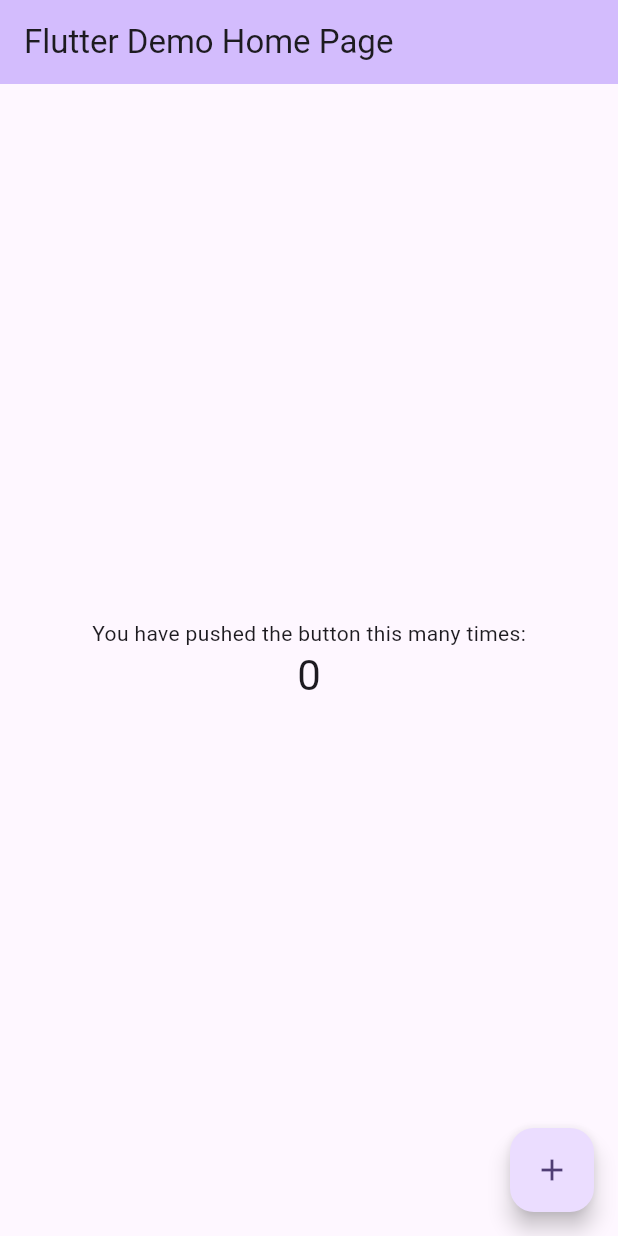
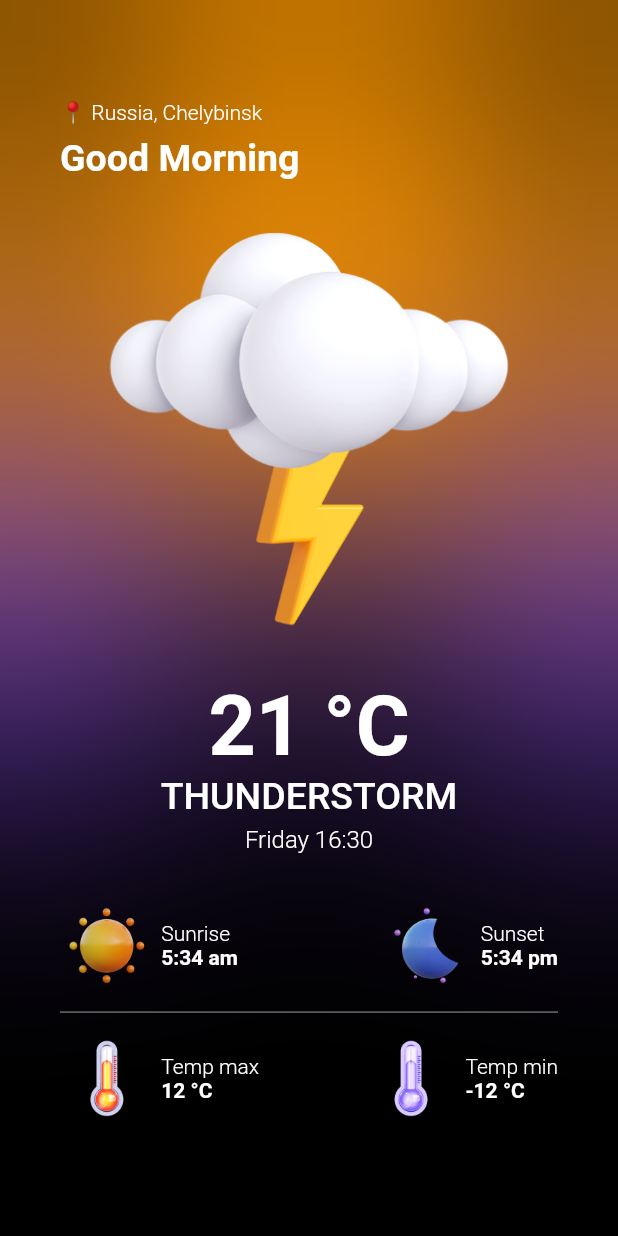
Before and after one commit to lisisisan/flutter_weather_bloc_app, a Flutter app: the screen it shows after launch, on a phone screen of 412 x 824 dp. Run offline on Flutter 3.47's test engine with Material 2 defaults, Android fonts, the phone set to English and light mode, and no system bars; our stand-ins replace bloc, equatable.

Commit message:
feat: home screen widget style

```diff
--- /dev/null
+++ b/lib/bloc/weather_bloc_bloc.dart
@@ -0,0 +1,13 @@
+import 'package:bloc/bloc.dart';
+import 'package:equatable/equatable.dart';
+
+part 'weather_bloc_event.dart';
+part 'weather_bloc_state.dart';
+
+class WeatherBlocBloc extends Bloc<WeatherBlocEvent, WeatherBlocState> {
+  WeatherBlocBloc() : super(WeatherBlocInitial()) {
+    on<WeatherBlocEvent>((event, emit) {
+      // TODO: implement event handler
+    });
+  }
+}
--- /dev/null
+++ b/lib/bloc/weather_bloc_event.dart
@@ -0,0 +1,8 @@
+part of 'weather_bloc_bloc.dart';
+
+sealed class WeatherBlocEvent extends Equatable {
+  const WeatherBlocEvent();
+
+  @override
+  List<Object> get props => [];
+}
--- /dev/null
+++ b/lib/bloc/weather_bloc_state.dart
@@ -0,0 +1,10 @@
+part of 'weather_bloc_bloc.dart';
+
+sealed class WeatherBlocState extends Equatable {
+  const WeatherBlocState();
+
+  @override
+  List<Object> get props => [];
+}
+
+final class WeatherBlocInitial extends WeatherBlocState {}
--- a/lib/main.dart
+++ b/lib/main.dart
@@ -1,4 +1,5 @@
 import 'package:flutter/material.dart';
+import 'package:weather_blocr_app/screens/home_screen.dart';
 
 void main() {
   runApp(const MyApp());
@@ -7,104 +8,11 @@ void main() {
 class MyApp extends StatelessWidget {
   const MyApp({super.key});
 
-  // This widget is the root of your application.
   @override
   Widget build(BuildContext context) {
-    return MaterialApp(
-      title: 'Flutter Demo',
-      theme: ThemeData(
-        colorScheme: ColorScheme.fromSeed(seedColor: Colors.deepPurple),
-        useMaterial3: true,
-      ),
-      home: const MyHomePage(title: 'Flutter Demo Home Page'),
+    return const MaterialApp(
+      debugShowCheckedModeBanner: false,
+      home: HomeScreen(),
     );
   }
 }
-
-class MyHomePage extends StatefulWidget {
-  const MyHomePage({super.key, required this.title});
-
-  // This widget is the home page of your application. It is stateful, meaning
-  // that it has a State object (defined below) that contains fields that affect
-  // how it looks.
-
-  // This class is the configuration for the state. It holds the values (in this
-  // case the title) provided by the parent (in this case the App widget) and
-  // used by the build method of the State. Fields in a Widget subclass are
-  // always marked "final".
-
-  final String title;
-
-  @override
-  State<MyHomePage> createState() => _MyHomePageState();
-}
-
-class _MyHomePageState extends State<MyHomePage> {
-  int _counter = 0;
-
-  void _incrementCounter() {
-    setState(() {
-      // This call to setState tells the Flutter framework that something has
-      // changed in this State, which causes it to rerun the build method below
-      // so that the display can reflect the updated values. If we changed
-      // _counter without calling setState(), then the build method would not be
-      // called again, and so nothing would appear to happen.
-      _counter++;
-    });
-  }
-
-  @override
-  Widget build(BuildContext context) {
-    // This method is rerun every time setState is called, for instance as done
-    // by the _incrementCounter method above.
-    //
-    // The Flutter framework has been optimized to make rerunning build methods
-    // fast, so that you can just rebuild anything that needs updating rather
-    // than having to individually change instances of widgets.
-    return Scaffold(
-      appBar: AppBar(
-        // TRY THIS: Try changing the color here to a specific color (to
-        // Colors.amber, perhaps?) and trigger a hot reload to see the AppBar
-        // change color while the other colors stay the same.
-        backgroundColor: Theme.of(context).colorScheme.inversePrimary,
-        // Here we take the value from the MyHomePage object that was created by
-        // the App.build method, and use it to set our appbar title.
-        title: Text(widget.title),
-      ),
-      body: Center(
-        // Center is a layout widget. It takes a single child and positions it
-        // in the middle of the parent.
-        child: Column(
-          // Column is also a layout widget. It takes a list of children and
-          // arranges them vertically. By default, it sizes itself to fit its
-          // children horizontally, and tries to be as tall as its parent.
-          //
-          // Column has various properties to control how it sizes itself and
-          // how it positions its children. Here we use mainAxisAlignment to
-          // center the children vertically; the main axis here is the vertical
-          // axis because Columns are vertical (the cross axis would be
-          // horizontal).
-          //
-          // TRY THIS: Invoke "debug painting" (choose the "Toggle Debug Paint"
-          // action in the IDE, or press "p" in the console), to see the
-          // wireframe for each widget.
-          mainAxisAlignment: MainAxisAlignment.center,
-          children: <Widget>[
-            const Text(
-              'You have pushed the button this many times:',
-            ),
-            Text(
-              '$_counter',
-              style: Theme.of(context).textTheme.headlineMedium,
-            ),
-          ],
-        ),
-      ),
-      floatingActionButton: FloatingActionButton(
-        onPressed: _incrementCounter,
-        tooltip: 'Increment',
-        child: const Icon(Icons.add),
-      ), // This trailing comma makes auto-formatting nicer for build methods.
-    );
-  }
-}
--- /dev/null
+++ b/lib/screens/home_screen.dart
@@ -0,0 +1,236 @@
+import 'dart:math';
+import 'dart:ui';
+
+import 'package:flutter/material.dart';
+import 'package:flutter/services.dart';
+
+class HomeScreen extends StatelessWidget {
+  const HomeScreen({super.key});
+
+  @override
+  Widget build(BuildContext context) {
+    return Scaffold(
+      backgroundColor: Colors.black,
+      extendBodyBehindAppBar: true,
+      appBar: AppBar(
+        backgroundColor: Colors.transparent,
+        elevation: 0,
+        systemOverlayStyle:
+            const SystemUiOverlayStyle(statusBarBrightness: Brightness.dark),
+      ),
+      body: Padding(
+        padding: const EdgeInsets.fromLTRB(40, 1.2 * kToolbarHeight, 40, 20),
+        child: SizedBox(
+          height: MediaQuery.of(context).size.height,
+          child: Stack(
+            children: [
+              Align(
+                alignment: const AlignmentDirectional(12, -0.3),
+                child: Container(
+                  height: 300,
+                  width: 300,
+                  decoration: const BoxDecoration(
+                      shape: BoxShape.circle, color: Colors.deepPurple),
+                ),
+              ),
+              Align(
+                alignment: const AlignmentDirectional(-12, -0.3),
+                child: Container(
+                  height: 300,
+                  width: 300,
+                  decoration: const BoxDecoration(
+                      shape: BoxShape.circle, color: Colors.deepPurple),
+                ),
+              ),
+              Align(
+                alignment: const AlignmentDirectional(0, -1.2),
+                child: Container(
+                  height: 300,
+                  width: 600,
+                  decoration: const BoxDecoration(color: Colors.orange),
+                ),
+              ),
+              BackdropFilter(
+                filter: ImageFilter.blur(sigmaX: 100.0, sigmaY: 100.0),
+                child: Container(
+                  color: Colors.transparent,
+                ),
+              ),
+              SizedBox(
+                width: MediaQuery.of(context).size.width,
+                height: MediaQuery.of(context).size.height,
+                child: Column(
+                  crossAxisAlignment: CrossAxisAlignment.start,
+                  children: [
+                    const Text(
+                      '📍 Russia, Chelybinsk',
+                      style: TextStyle(
+                          fontWeight: FontWeight.w300, color: Colors.white),
+                    ),
+                    const SizedBox(height: 8),
+                    const Text(
+                      'Good Morning',
+                      style: TextStyle(
+                          fontSize: 25,
+                          fontWeight: FontWeight.bold,
+                          color: Colors.white),
+                    ),
+                    Image.asset('assets/1.png'),
+                    const Center(
+                      child: Text(
+                        '21 °C',
+                        style: TextStyle(
+                            fontSize: 55,
+                            fontWeight: FontWeight.w600,
+                            color: Colors.white),
+                      ),
+                    ),
+                    const Center(
+                      child: Text(
+                        'THUNDERSTORM',
+                        style: TextStyle(
+                            fontSize: 25,
+                            fontWeight: FontWeight.w500,
+                            color: Colors.white),
+                      ),
+                    ),
+                    const SizedBox(height: 5),
+                    const Center(
+                      child: Text(
+                        'Friday 16:30',
+                        style: TextStyle(
+                            fontSize: 16,
+                            fontWeight: FontWeight.w300,
+                            color: Colors.white),
+                      ),
+                    ),
+                    const SizedBox(height: 30),
+                    Row(
+                      mainAxisAlignment: MainAxisAlignment.spaceBetween,
+                      children: [
+                        Row(
+                          children: [
+                            Image.asset(
+                              'assets/11.png',
+                              scale: 8,
+                            ),
+                            const SizedBox(width: 5),
+                            const Column(
+                                crossAxisAlignment: CrossAxisAlignment.start,
+                                children: [
+                                  Text(
+                                    'Sunrise',
+                                    style: TextStyle(
+                                        fontWeight: FontWeight.w300,
+                                        color: Colors.white),
+                                  ),
+                                  SizedBox(width: 3),
+                                  Text(
+                                    '5:34 am',
+                                    style: TextStyle(
+                                        fontWeight: FontWeight.w700,
+                                        color: Colors.white),
+                                  ),
+                                ]),
+                          ],
+                        ),
+                        Row(
+                          children: [
+                            Image.asset(
+                              'assets/12.png',
+                              scale: 8,
+                            ),
+                            const SizedBox(width: 5),
+                            const Column(
+                                crossAxisAlignment: CrossAxisAlignment.start,
+                                children: [
+                                  Text(
+                                    'Sunset',
+                                    style: TextStyle(
+                                        fontWeight: FontWeight.w300,
+                                        color: Colors.white),
+                                  ),
+                                  SizedBox(width: 3),
+                                  Text(
+                                    '5:34 pm',
+                                    style: TextStyle(
+                                        fontWeight: FontWeight.w700,
+                                        color: Colors.white),
+                                  ),
+                                ]),
+                          ],
+                        ),
+                      ],
+                    ),
+                    const Padding(
+                        padding: EdgeInsets.symmetric(vertical: 5.0),
+                        child: Divider(
+                          color: Colors.grey,
+                        )),
+                    Row(
+                      mainAxisAlignment: MainAxisAlignment.spaceBetween,
+                      children: [
+                        Row(
+                          children: [
+                            Image.asset(
+                              'assets/13.png',
+                              scale: 8,
+                            ),
+                            const SizedBox(width: 5),
+                            const Column(
+                                crossAxisAlignment: CrossAxisAlignment.start,
+                                children: [
+                                  Text(
+                                    'Temp max',
+                                    style: TextStyle(
+                                        fontWeight: FontWeight.w300,
+                                        color: Colors.white),
+                                  ),
+                                  SizedBox(width: 3),
+                                  Text(
+                                    '12 °C',
+                                    style: TextStyle(
+                                        fontWeight: FontWeight.w700,
+                                        color: Colors.white),
+                                  ),
+                                ]),
+                          ],
+                        ),
+                        Row(
+                          children: [
+                            Image.asset(
+                              'assets/14.png',
+                              scale: 8,
+                            ),
+                            const SizedBox(width: 5),
+                            const Column(
+                                crossAxisAlignment: CrossAxisAlignment.start,
+                                children: [
+                                  Text(
+                                    'Temp min',
+                                    style: TextStyle(
+                                        fontWeight: FontWeight.w300,
+                                        color: Colors.white),
+                                  ),
+                                  SizedBox(width: 3),
+                                  Text(
+                                    '-12 °C',
+                                    style: TextStyle(
+                                        fontWeight: FontWeight.w700,
+                                        color: Colors.white),
+                                  ),
+                                ]),
+                          ],
+                        ),
+                      ],
+                    ),
+                  ],
+                ),
+              )
+            ],
+          ),
+        ),
+      ),
+    );
+  }
+}
```
Also changed, not shown: pubspec.yaml (+4 -41 lines), assets/1.png (added), assets/11.png (added), assets/12.png (added), assets/13.png (added), assets/14.png (added), assets/2.png (added), assets/3.png (added), assets/4.png (added), assets/5.png (added), assets/6.png (added), assets/7.png (added), assets/8.png (added), assets/9.png (added), 1 more files.
